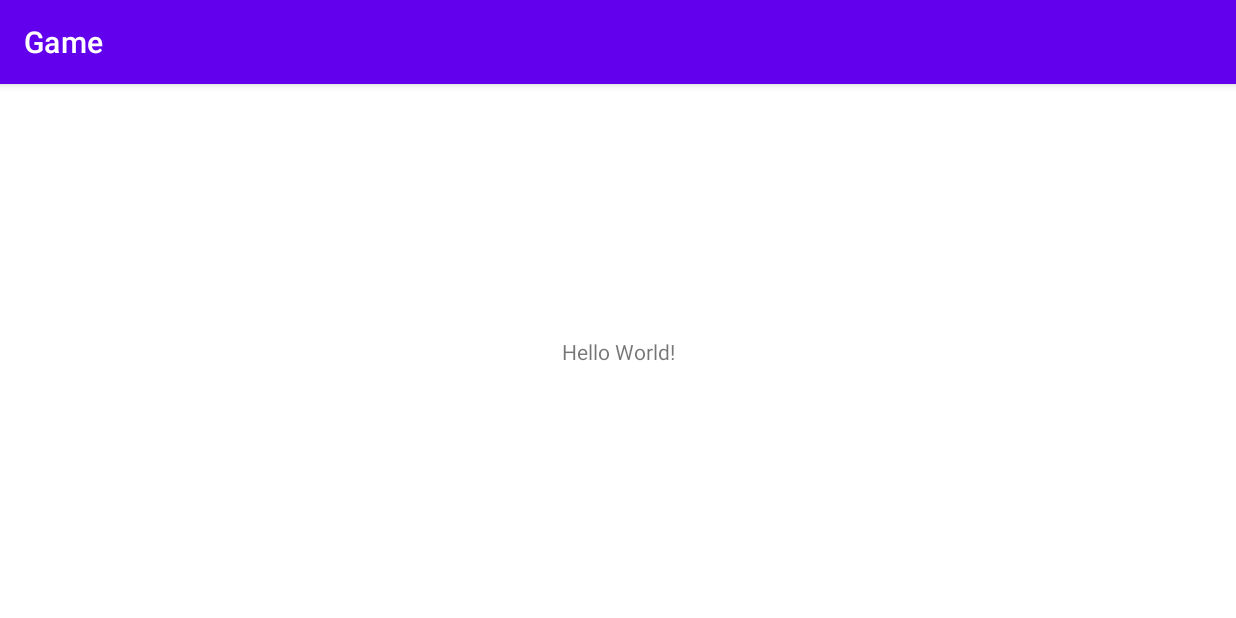
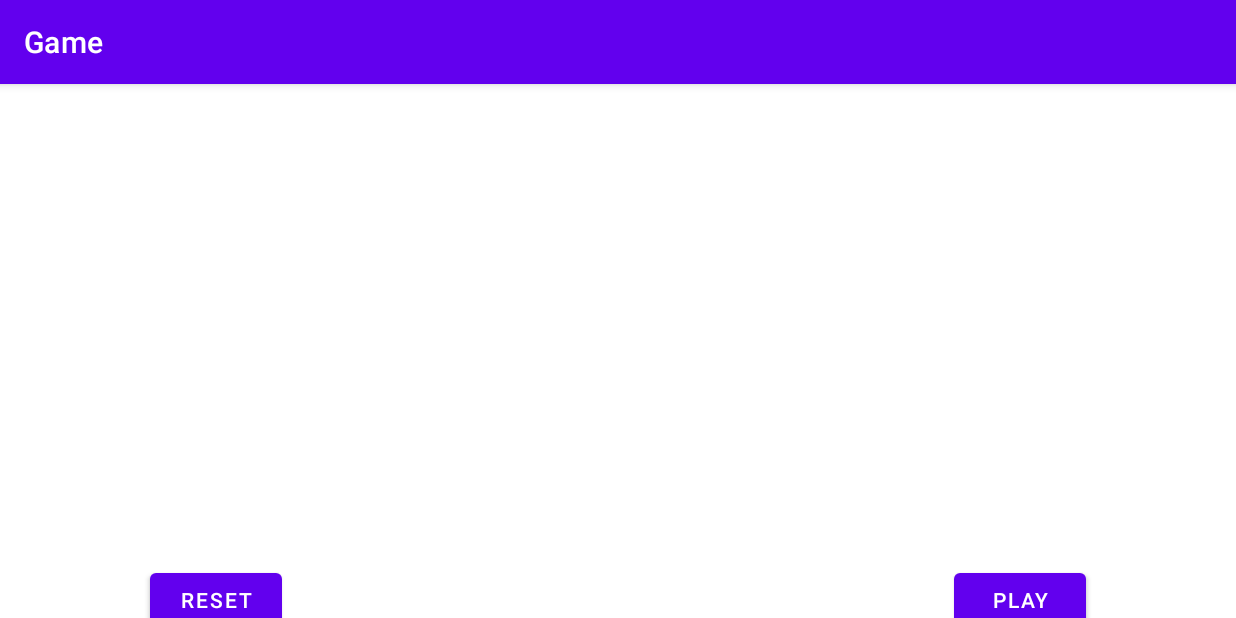
Before and after one commit to Oreki718/CardGame, an Android app: the screen it shows after launch (MainActivity), on a phone screen of 824 x 412 dp (held sideways). Run offline under Robolectric (Android 15) with nearby library versions, the phone set to English and light mode, and no system bars.

Commit message:
Add buttons on the layout

```diff
--- a/app/src/main/res/layout/activity_main.xml
+++ b/app/src/main/res/layout/activity_main.xml
@@ -6,13 +6,26 @@
     android:layout_height="match_parent"
     tools:context=".MainActivity">
 
-    <TextView
+    <Button
+        android:id="@+id/reset_button"
         android:layout_width="wrap_content"
         android:layout_height="wrap_content"
-        android:text="Hello World!"
-        app:layout_constraintBottom_toBottomOf="parent"
-        app:layout_constraintLeft_toLeftOf="parent"
-        app:layout_constraintRight_toRightOf="parent"
-        app:layout_constraintTop_toTopOf="parent" />
+        android:layout_marginTop="320dp"
+        android:layout_marginStart="100dp"
+        android:text="@string/reset"
+        app:layout_constraintTop_toTopOf="parent"
+        app:layout_constraintStart_toStartOf="parent"
+        />
+
+    <Button
+        android:id="@+id/play_button"
+        android:layout_width="wrap_content"
+        android:layout_height="wrap_content"
+        android:layout_marginTop="320dp"
+        android:layout_marginEnd="100dp"
+        android:text="@string/play"
+        app:layout_constraintTop_toTopOf="parent"
+        app:layout_constraintEnd_toEndOf="parent"
+        />
 
 </androidx.constraintlayout.widget.ConstraintLayout>
--- a/app/src/main/res/values/strings.xml
+++ b/app/src/main/res/values/strings.xml
@@ -1,3 +1,5 @@
 <resources>
     <string name="app_name">Game</string>
+    <string name="reset">RESET</string>
+    <string name="play">PLAY</string>
 </resources>
```
